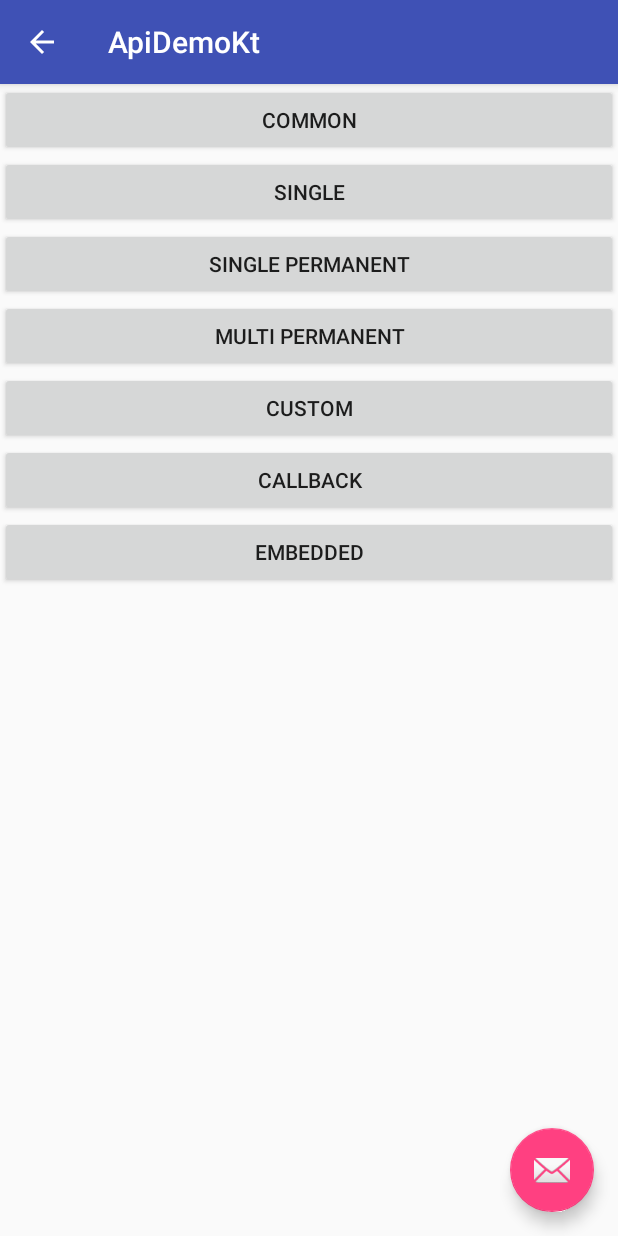
After one commit to troytang/ApiDemoKt, an Android app: the DialogActivity screen opened directly, with no data from a screen before it, on a phone screen of 412 x 824 dp. The commit adds this screen. Run offline under Robolectric (Android 15) with nearby library versions, the phone set to English and light mode, and no system bars.

Commit message:
add dialog

```diff
--- a/app/src/main/java/com/tangwy/apidemokt/framework/notification/NotificationTest.kt
+++ b/app/src/main/java/com/tangwy/apidemokt/framework/notification/NotificationAPI.kt
@@ -9,13 +9,13 @@ import android.content.Intent
 import android.support.v4.app.NotificationCompat
 import android.support.v4.app.TaskStackBuilder
 import android.widget.RemoteViews
-import com.tangwy.test.R
+import com.tangwy.apidemokt.R
 import com.tangwy.apidemokt.ui.notification.NotificationActivity
 import com.tangwy.apidemokt.ui.notification.NotificationSpecialActivity
 import com.tangwy.apidemokt.util.Device
 import java.util.*
 
-class NotificationTest {
+class NotificationAPI {
 
     companion object {
 
--- /dev/null
+++ b/app/src/main/java/com/tangwy/apidemokt/ui/dialog/DialogActivity.kt
@@ -0,0 +1,83 @@
+package com.tangwy.apidemokt.ui.dialog
+
+import android.os.Bundle
+import android.support.v7.app.AppCompatActivity
+import android.widget.Toast
+import com.tangwy.apidemokt.framework.dialog.DialogAPI
+import com.tangwy.apidemokt.R
+import com.tangwy.apidemokt.framework.dialog.CallbackDialog
+import com.tangwy.apidemokt.framework.dialog.ListDialog
+import kotlinx.android.synthetic.main.content_dialog.*
+
+
+class DialogActivity: AppCompatActivity(), CallbackDialog.Callback {
+
+    override fun onPositiveClick() {
+        Toast.makeText(this, "onPositiveClick Callback from CallbackDialog", Toast.LENGTH_SHORT).show()
+    }
+
+    override fun onNegativeClick() {
+        Toast.makeText(this, "onNegativeClick Callback from CallbackDialog", Toast.LENGTH_SHORT).show()
+    }
+
+    override fun onCreate(savedInstanceState: Bundle?) {
+        super.onCreate(savedInstanceState)
+        setContentView(R.layout.activity_dialog)
+
+        common.setOnClickListener {
+            showCommon()
+        }
+
+        single.setOnClickListener {
+            showSingleList()
+        }
+
+        single_permanent.setOnClickListener {
+            showSinglePermanentList()
+        }
+
+        multi_permanent.setOnClickListener {
+            showMultiPermanentList()
+        }
+
+        custom.setOnClickListener {
+            showCustom()
+        }
+
+        callback.setOnClickListener {
+            showCallback()
+        }
+
+        embedded.setOnClickListener {
+            showEmbedded()
+        }
+    }
+
+    private fun showCommon() {
+        DialogAPI.createCommon().show(supportFragmentManager, "Common")
+    }
+
+    private fun showSingleList() {
+        DialogAPI.createList(ListDialog.Type.Single).show(supportFragmentManager, "Single")
+    }
+
+    private fun showSinglePermanentList() {
+        DialogAPI.createList(ListDialog.Type.SinglePermanent).show(supportFragmentManager, "Single Permanent")
+    }
+
+    private fun showMultiPermanentList() {
+        DialogAPI.createList(ListDialog.Type.MultiPermanent).show(supportFragmentManager, "Multi Permanent")
+    }
+
+    private fun showCustom() {
+        DialogAPI.createCustom(R.layout.dialog_signin).show(supportFragmentManager, "Custom")
+    }
+
+    private fun showCallback() {
+        DialogAPI.createCallback().show(supportFragmentManager, "Callback")
+    }
+
+    private fun showEmbedded() {
+        DialogAPI.createEmbedded(R.layout.dialog_signin).show(supportFragmentManager, "Embedded")
+    }
+}
--- a/app/src/main/java/com/tangwy/apidemokt/ui/notification/NotificationSpecialActivity.kt
+++ b/app/src/main/java/com/tangwy/apidemokt/ui/notification/NotificationSpecialActivity.kt
@@ -3,7 +3,7 @@ package com.tangwy.apidemokt.ui.notification
 import android.os.Bundle
 import android.os.PersistableBundle
 import android.support.v7.app.AppCompatActivity
-import com.tangwy.test.R
+import com.tangwy.apidemokt.R
 
 class NotificationSpecialActivity: AppCompatActivity() {
 
--- /dev/null
+++ b/app/src/main/res/layout/activity_dialog.xml
@@ -0,0 +1,19 @@
+<?xml version="1.0" encoding="utf-8"?>
+<android.support.design.widget.CoordinatorLayout xmlns:android="http://schemas.android.com/apk/res/android"
+    android:layout_width="match_parent"
+    android:layout_height="match_parent"
+    xmlns:tools="http://schemas.android.com/tools"
+    xmlns:app="http://schemas.android.com/apk/res-auto"
+    tools:context="com.tangwy.apidemokt.ui.dialog.DialogActivity">
+
+    <include layout="@layout/content_dialog" />
+
+    <android.support.design.widget.FloatingActionButton
+        android:id="@+id/fab"
+        android:layout_width="wrap_content"
+        android:layout_height="wrap_content"
+        android:layout_gravity="bottom|end"
+        android:layout_margin="@dimen/fab_margin"
+        app:srcCompat="@android:drawable/ic_dialog_email" />
+
+</android.support.design.widget.CoordinatorLayout>
--- /dev/null
+++ b/app/src/main/res/layout/content_dialog.xml
@@ -0,0 +1,59 @@
+<?xml version="1.0" encoding="utf-8"?>
+<android.support.constraint.ConstraintLayout xmlns:android="http://schemas.android.com/apk/res/android"
+    xmlns:app="http://schemas.android.com/apk/res-auto"
+    xmlns:tools="http://schemas.android.com/tools"
+    android:layout_width="match_parent"
+    android:layout_height="match_parent"
+    app:layout_behavior="@string/appbar_scrolling_view_behavior"
+    tools:context="com.tangwy.apidemokt.ui.dialog.DialogActivity"
+    tools:showIn="@layout/activity_main">
+
+    <android.support.v7.widget.AppCompatButton
+        android:id="@+id/common"
+        android:layout_width="match_parent"
+        android:layout_height="wrap_content"
+        android:text="Common"/>
+
+    <android.support.v7.widget.AppCompatButton
+        android:id="@+id/single"
+        android:layout_width="match_parent"
+        android:layout_height="wrap_content"
+        app:layout_constraintTop_toBottomOf="@id/common"
+        android:text="Single"/>
+
+    <android.support.v7.widget.AppCompatButton
+        android:id="@+id/single_permanent"
+        android:layout_width="match_parent"
+        android:layout_height="wrap_content"
+        app:layout_constraintTop_toBottomOf="@id/single"
+        android:text="Single Permanent"/>
+
+    <android.support.v7.widget.AppCompatButton
+        android:id="@+id/multi_permanent"
+        android:layout_width="match_parent"
+        android:layout_height="wrap_content"
+        app:layout_constraintTop_toBottomOf="@id/single_permanent"
+        android:text="Multi Permanent"/>
+
+    <android.support.v7.widget.AppCompatButton
+        android:id="@+id/custom"
+        android:layout_width="match_parent"
+        android:layout_height="wrap_content"
+        app:layout_constraintTop_toBottomOf="@id/multi_permanent"
+        android:text="Custom"/>
+
+    <android.support.v7.widget.AppCompatButton
+        android:id="@+id/callback"
+        android:layout_width="match_parent"
+        android:layout_height="wrap_content"
+        app:layout_constraintTop_toBottomOf="@id/custom"
+        android:text="Callback"/>
+
+    <android.support.v7.widget.AppCompatButton
+        android:id="@+id/embedded"
+        android:layout_width="match_parent"
+        android:layout_height="wrap_content"
+        app:layout_constraintTop_toBottomOf="@id/callback"
+        android:text="Embedded"/>
+
+</android.support.constraint.ConstraintLayout>
```
Also changed, not shown: app/src/main/AndroidManifest.xml (+12 -1 lines), app/src/main/java/com/tangwy/apidemokt/framework/dialog/CallbackDialog.kt (added, +48 -0 lines), app/src/main/java/com/tangwy/apidemokt/framework/dialog/CustomDialog.kt (added, +31 -0 lines), app/src/main/java/com/tangwy/apidemokt/framework/dialog/DialogAPI.kt (added, +28 -0 lines), app/src/main/java/com/tangwy/apidemokt/framework/dialog/EmbeddedDialog.kt (added, +42 -0 lines), app/src/main/java/com/tangwy/apidemokt/framework/dialog/ListDialog.kt (added, +74 -0 lines), app/src/main/java/com/tangwy/apidemokt/framework/dialog/MessageDialog.kt (added, +29 -0 lines), app/src/main/java/com/tangwy/apidemokt/framework/notification/NotificationService.kt (+4 -4 lines), app/src/main/java/com/tangwy/apidemokt/ui/MainActivity.kt (+7 -1 lines), app/src/main/java/com/tangwy/apidemokt/ui/notification/NotificationActivity.kt (+10 -10 lines), app/src/main/res/layout/content_main.xml (+7 -0 lines), app/src/main/res/layout/dialog_signin.xml (added, +37 -0 lines), app/src/main/res/values/arrays.xml (added, +8 -0 lines).
